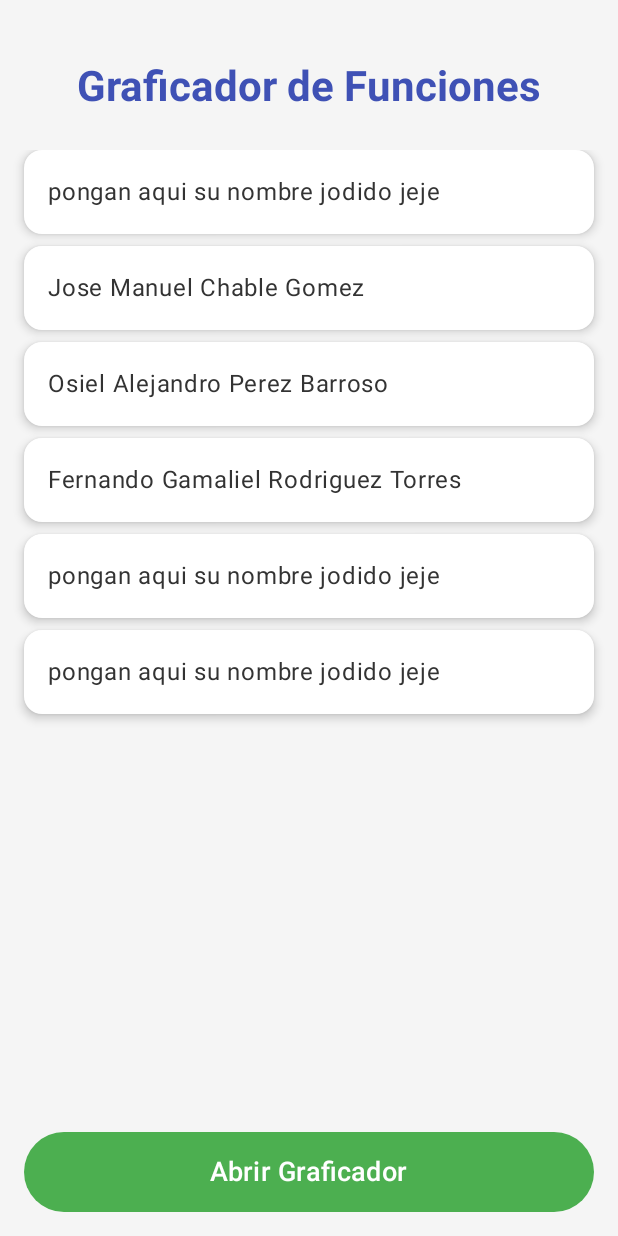
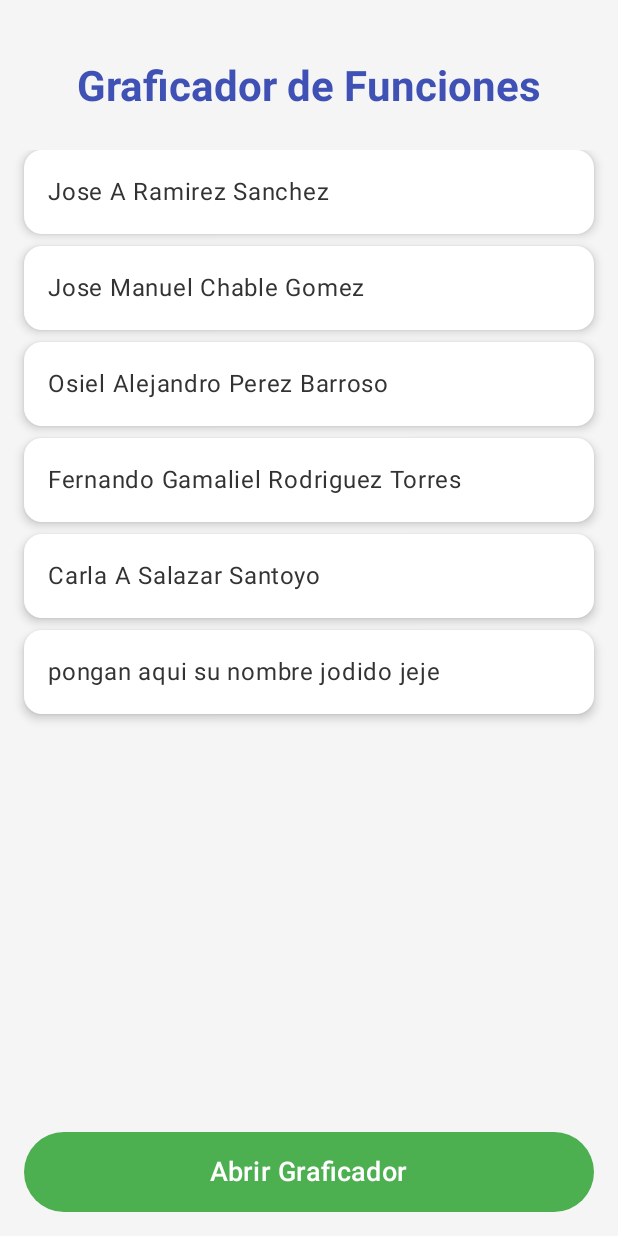
Before and after one commit to Alexx17A/EjercicioGraficador, an Android app built with Jetpack Compose: the screen it shows after launch (MainActivity), on a phone screen of 412 x 824 dp. Run offline under Robolectric (Android 15) with nearby library versions, the phone set to English and light mode, and no system bars.

Commit message:
Parte 5 Se agrego nombres

```diff
--- a/app/src/main/java/com/example/ejerciciograficador/view/MenuPrincipal.kt
+++ b/app/src/main/java/com/example/ejerciciograficador/view/MenuPrincipal.kt
@@ -31,11 +31,11 @@ fun MenuPrincipal(navController: NavHostController) {
     val context = LocalContext.current
 
     val integrantes = listOf(
-        "pongan aqui su nombre jodido jeje",
+        "Jose A Ramirez Sanchez",
         "Jose Manuel Chable Gomez",
         "Osiel Alejandro Perez Barroso",
         "Fernando Gamaliel Rodriguez Torres",
-        "pongan aqui su nombre jodido jeje",
+        "Carla A Salazar Santoyo",
         "pongan aqui su nombre jodido jeje"
     )
 
```
Also changed, not shown: app/src/main/java/com/example/ejerciciograficador/controller/GraficadorController.kt (+14 -0 lines).
